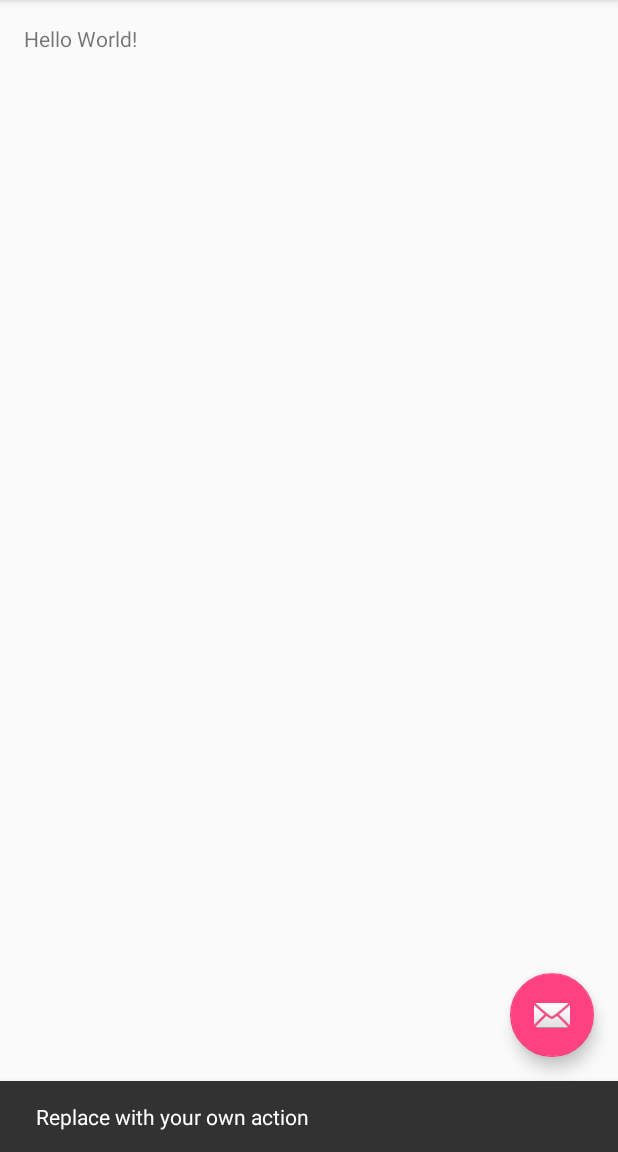
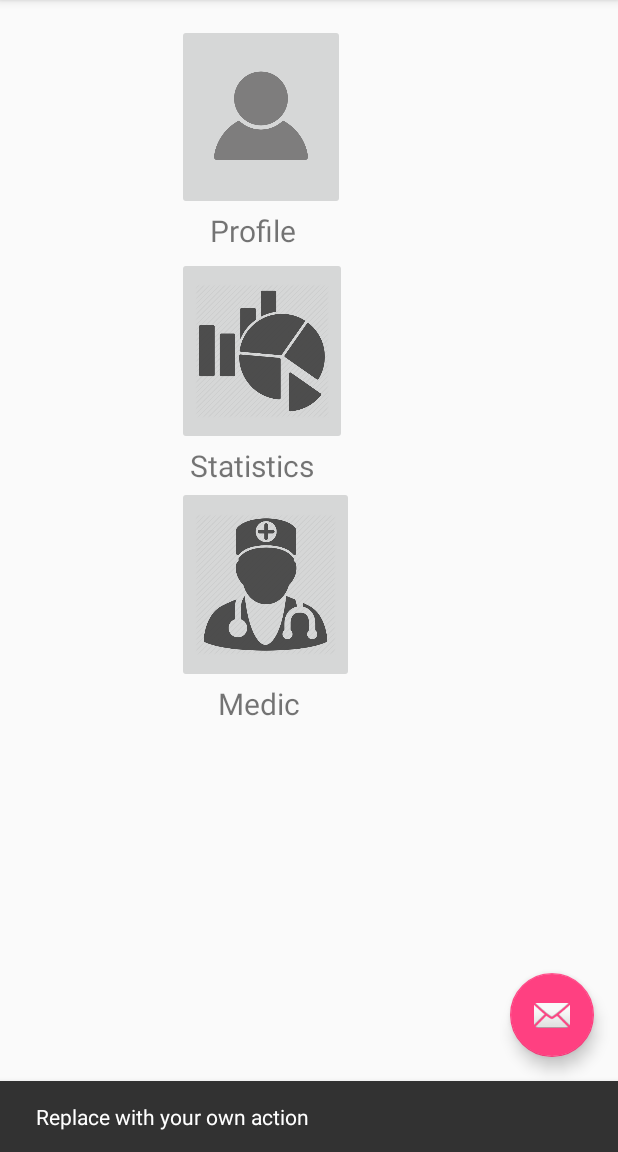
Before and after one commit to cis321/BaymaxPi, an Android app: the screen it shows after launch (MainActivity), after a tap on an icon or button, on a phone screen of 412 x 824 dp, the part 84-1236 px from its top. Run offline under Robolectric (Android 15) with nearby library versions, the phone set to English and light mode, and no system bars.

Commit message:
add images on first menu

```diff
--- a/AndroidApp/app/src/main/res/layout/content_main.xml
+++ b/AndroidApp/app/src/main/res/layout/content_main.xml
@@ -12,8 +12,75 @@
     tools:context="co.edu.uniandes.baymaxpi.baymaxpi.MainActivity"
     tools:showIn="@layout/activity_main">
 
-    <TextView
-        android:layout_width="wrap_content"
-        android:layout_height="wrap_content"
-        android:text="Hello World!" />
+    <GridLayout
+        android:layout_width="match_parent"
+        android:layout_height="match_parent"
+        android:layout_alignParentTop="true"
+        android:layout_alignParentStart="true">
+
+        <TextView
+            android:layout_width="102dp"
+            android:layout_height="wrap_content"
+            android:id="@+id/textView4"
+            android:layout_row="0"
+            android:layout_column="0" />
+
+        <ImageButton
+            android:layout_width="112dp"
+            android:layout_height="124dp"
+            android:id="@+id/imageButton"
+            android:layout_row="0"
+            android:layout_column="1"
+            android:src="@mipmap/profile_icon_9"
+            android:scaleType="fitCenter" />
+
+        <TextView
+            android:layout_width="100dp"
+            android:layout_height="31dp"
+            android:text="Profile"
+            android:id="@+id/textView"
+            android:layout_row="1"
+            android:layout_column="1"
+            android:textAlignment="center"
+            android:textSize="20dp" />
+
+        <ImageButton
+            android:layout_width="113dp"
+            android:layout_height="125dp"
+            android:id="@+id/imageButton2"
+            android:layout_row="2"
+            android:layout_column="1"
+            android:src="@mipmap/statistics_512"
+            android:scaleType="fitCenter" />
+
+        <TextView
+            android:layout_width="100dp"
+            android:layout_height="wrap_content"
+            android:text="Statistics"
+            android:id="@+id/textView2"
+            android:layout_row="3"
+            android:layout_column="1"
+            android:textAlignment="center"
+            android:textSize="20dp" />
+
+        <ImageButton
+            android:layout_width="118dp"
+            android:layout_height="131dp"
+            android:id="@+id/imageButton3"
+            android:layout_row="4"
+            android:layout_column="1"
+            android:src="@mipmap/physician_12"
+            android:scaleType="fitCenter" />
+
+        <TextView
+            android:layout_width="110dp"
+            android:layout_height="wrap_content"
+            android:text="Medic"
+            android:id="@+id/textView3"
+            android:layout_row="5"
+            android:layout_column="1"
+            android:textAlignment="center"
+            android:textSize="20dp" />
+
+    </GridLayout>
 </RelativeLayout>
```
Also changed, not shown: AndroidApp/app/src/main/res/mipmap-hdpi/physician_12.png (added), AndroidApp/app/src/main/res/mipmap-hdpi/profile_icon_9.png (added), AndroidApp/app/src/main/res/mipmap-hdpi/statistics_512.png (added).
